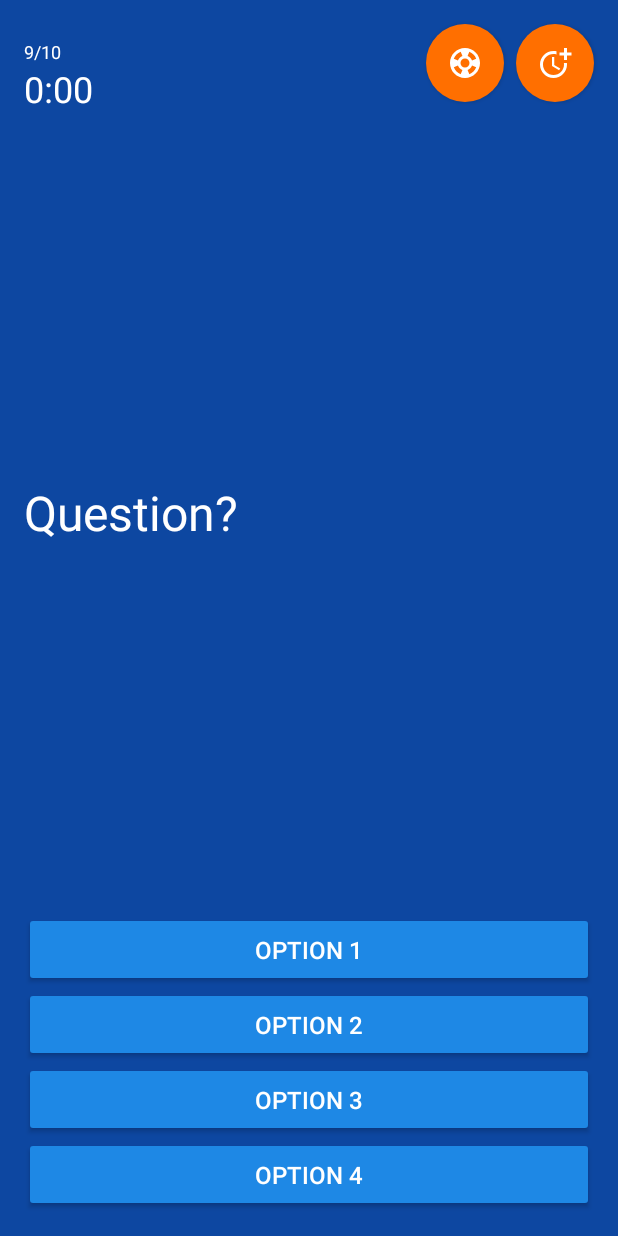
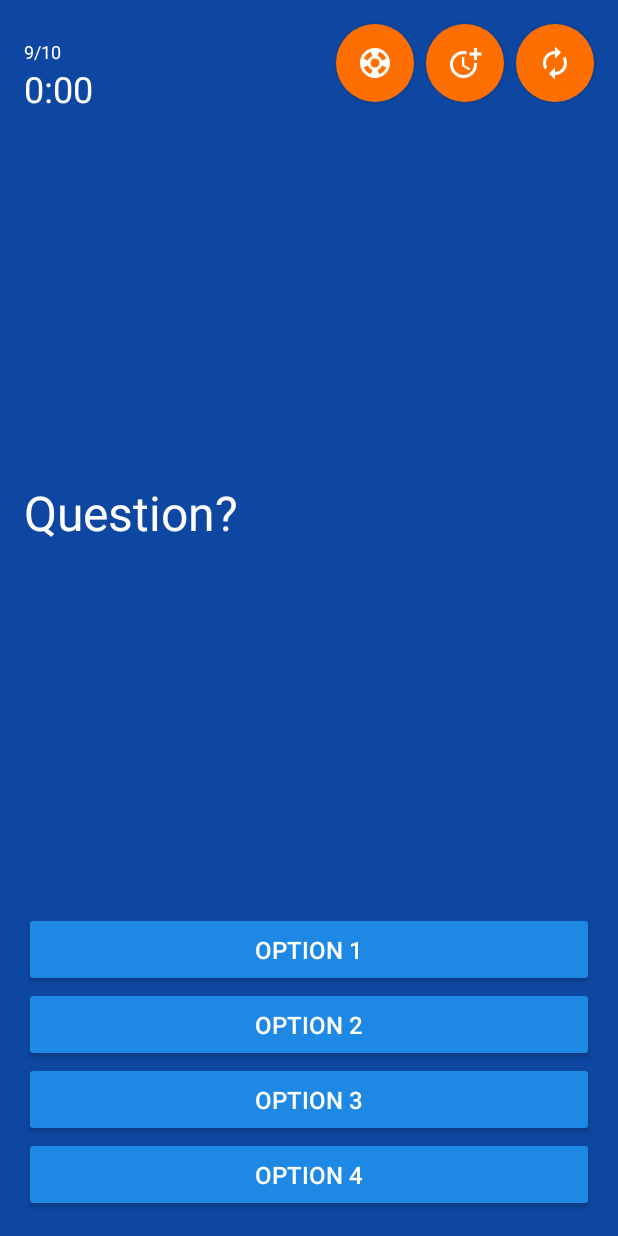
Before and after one commit to bylennyse/QuisOne, an Android app: the layout text_question.xml on its own in the app's theme, with its tools: preview values and no code run, on a phone screen of 412 x 824 dp. Run offline under Robolectric (Android 15) with nearby library versions, the phone set to English and light mode, and no system bars.

Commit message:
Added placeholder for lifeline replace question

```diff
--- a/app/src/main/java/se/bylenny/quiz/views/quiz/image/ImageViewModel.kt
+++ b/app/src/main/java/se/bylenny/quiz/views/quiz/image/ImageViewModel.kt
@@ -26,6 +26,7 @@ class ImageViewModel(
 
     val moreTimeEnabled: LiveData<Boolean> = quizRepository.hasLifeLineMoreTime
     val removeTwoEnabled: LiveData<Boolean> = quizRepository.hasLifelineRemoveTwo
+    val replaceEnabled: LiveData<Boolean> = quizRepository.hasLifeLineReplaceQuestion
 
     val isAlternativeEnabled: LiveData<List<Boolean>> = quizRepository.isAlternativesEnabled
 
@@ -37,6 +38,10 @@ class ImageViewModel(
         quizRepository.useLifeLineRemoveTwo()
     }
 
+    fun onReplaceClicked() {
+        quizRepository.useLifeLineReplaceQuestion()
+    }
+
     fun onAnswerClicked(answer: Int) {
         interactionEnabled.value = false
         quizRepository.answer(question, answer)
--- a/app/src/main/java/se/bylenny/quiz/views/quiz/text/TextViewModel.kt
+++ b/app/src/main/java/se/bylenny/quiz/views/quiz/text/TextViewModel.kt
@@ -26,6 +26,7 @@ class TextViewModel(
 
     val moreTimeEnabled: LiveData<Boolean> = quizRepository.hasLifeLineMoreTime
     val removeTwoEnabled: LiveData<Boolean> = quizRepository.hasLifelineRemoveTwo
+    val replaceEnabled: LiveData<Boolean> = quizRepository.hasLifeLineReplaceQuestion
 
     val isAlternativeEnabled: LiveData<List<Boolean>> = quizRepository.isAlternativesEnabled
 
@@ -37,6 +38,10 @@ class TextViewModel(
         quizRepository.useLifeLineRemoveTwo()
     }
 
+    fun onReplaceClicked() {
+        quizRepository.useLifeLineReplaceQuestion()
+    }
+
     fun onAnswerClicked(answer: Int) {
         interactionEnabled.value = false
         quizRepository.answer(question, answer)
--- /dev/null
+++ b/app/src/main/res/drawable/ic_autorenew_white_24dp.xml
@@ -0,0 +1,12 @@
+<vector
+    xmlns:android="http://schemas.android.com/apk/res/android"
+    android:width="24dp"
+    android:height="24dp"
+    android:viewportWidth="24"
+    android:viewportHeight="24"
+    >
+    <path
+        android:pathData="M12,6v3l4,-4 -4,-4v3c-4.42,0 -8,3.58 -8,8 0,1.57 0.46,3.03 1.24,4.26L6.7,14.8c-0.45,-0.83 -0.7,-1.79 -0.7,-2.8 0,-3.31 2.69,-6 6,-6zM18.76,7.74L17.3,9.2c0.44,0.84 0.7,1.79 0.7,2.8 0,3.31 -2.69,6 -6,6v-3l-4,4 4,4v-3c4.42,0 8,-3.58 8,-8 0,-1.57 -0.46,-3.03 -1.24,-4.26z"
+        android:fillColor="#ffffff"
+        />
+</vector>
--- a/app/src/main/res/layout/text_question.xml
+++ b/app/src/main/res/layout/text_question.xml
@@ -124,16 +124,30 @@
             />
 
         <ImageButton
+            android:id="@+id/lifeLineReplace"
+            style="@style/AppTheme.Button.Icon"
+            android:layout_width="52dp"
+            android:layout_height="52dp"
+            android:layout_marginTop="16dp"
+            android:layout_marginRight="16dp"
+            android:src="@drawable/ic_autorenew_white_24dp"
+            android:enabled="@{safeUnbox(viewModel.replaceEnabled)}"
+            android:onClick="@{() -> viewModel.onReplaceClicked()}"
+            app:layout_constraintEnd_toEndOf="parent"
+            app:layout_constraintTop_toTopOf="parent"
+            />
+
+        <ImageButton
             android:id="@+id/lifeLineTime"
             style="@style/AppTheme.Button.Icon"
             android:layout_width="52dp"
             android:layout_height="52dp"
             android:layout_marginTop="16dp"
-            android:layout_marginRight="16dp"
+            android:layout_marginRight="8dp"
             android:src="@drawable/ic_more_time_white_24dp"
             android:enabled="@{safeUnbox(viewModel.moreTimeEnabled)}"
             android:onClick="@{() -> viewModel.onMoreTimeClicked()}"
-            app:layout_constraintEnd_toEndOf="parent"
+            app:layout_constraintEnd_toStartOf="@id/lifeLineReplace"
             app:layout_constraintTop_toTopOf="parent"
             />
 
```
Also changed, not shown: app/src/main/java/se/bylenny/quiz/views/quiz/QuizRepository.kt (+7 -0 lines), app/src/main/res/layout/image_question.xml (+16 -2 lines).
